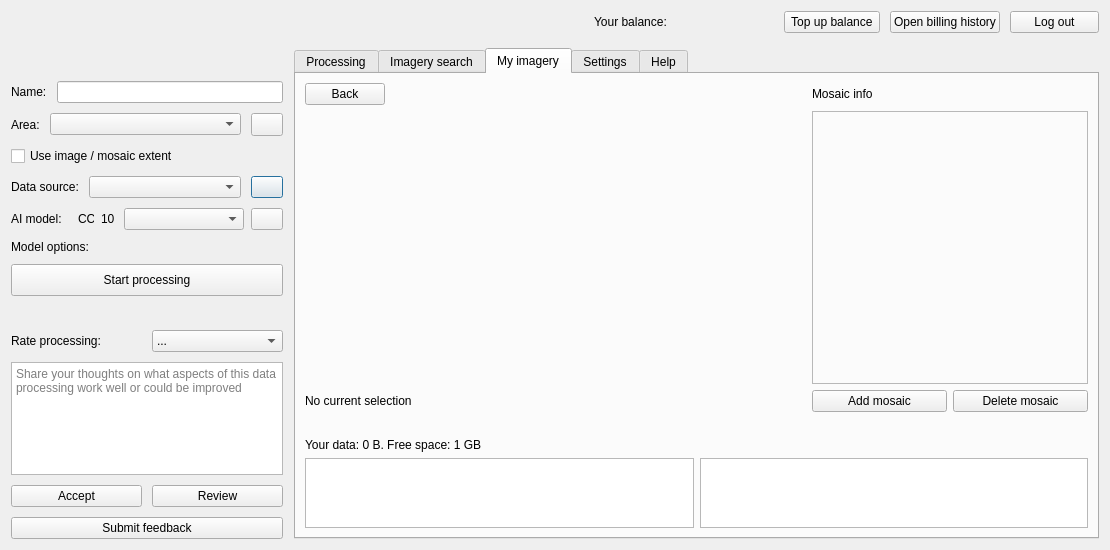
First picture: the form in mapflow/dialogs/static/ui/main_dialog.ui, repository Geoalert/mapflow-qgis, before the edit.
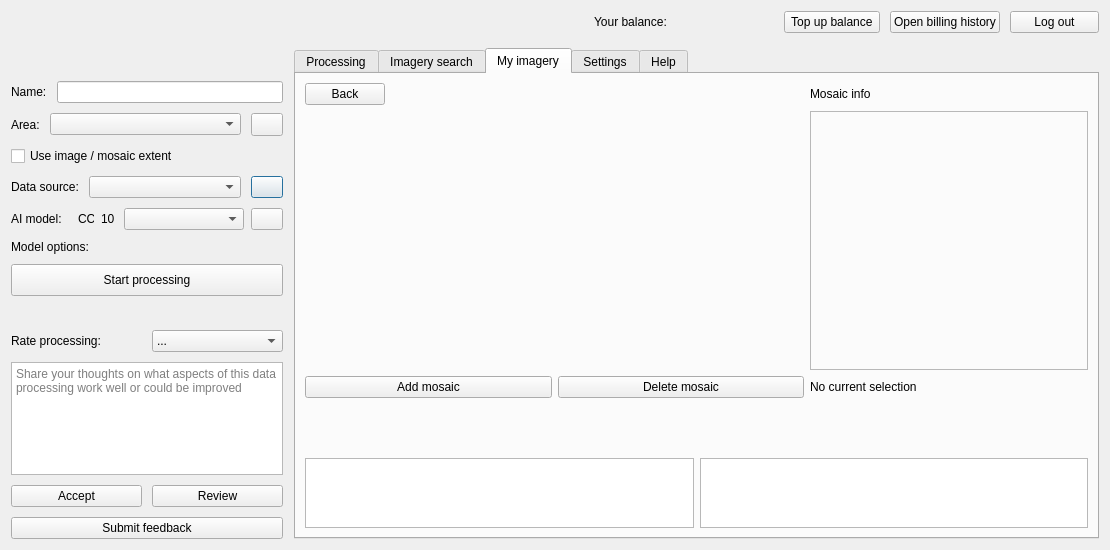
Second picture: the form after the edit. The open tabs and pages were chosen to show the change. Icons and pictures are not drawn. Custom widgets are drawn as their Qt base class.

Commit message: Switched selection label and add/delete buttons

Patch:
```diff
--- a/mapflow/dialogs/static/ui/main_dialog.ui
+++ b/mapflow/dialogs/static/ui/main_dialog.ui
@@ -1426,6 +1426,41 @@
                  </layout>
                 </widget>
                </item>
+               <item row="5" column="2">
+                <layout class="QVBoxLayout" name="verticalLayout_9">
+                 <property name="topMargin">
+                  <number>0</number>
+                 </property>
+                 <item>
+                  <widget class="QLabel" name="catalogSelectionLabel">
+                   <property name="sizePolicy">
+                    <sizepolicy hsizetype="Maximum" vsizetype="Preferred">
+                     <horstretch>0</horstretch>
+                     <verstretch>0</verstretch>
+                    </sizepolicy>
+                   </property>
+                   <property name="minimumSize">
+                    <size>
+                     <width>278</width>
+                     <height>0</height>
+                    </size>
+                   </property>
+                   <property name="maximumSize">
+                    <size>
+                     <width>278</width>
+                     <height>16777215</height>
+                    </size>
+                   </property>
+                   <property name="text">
+                    <string>No current selection</string>
+                   </property>
+                   <property name="alignment">
+                    <set>Qt::AlignLeading|Qt::AlignLeft|Qt::AlignVCenter</set>
+                   </property>
+                  </widget>
+                 </item>
+                </layout>
+               </item>
                <item row="0" column="2">
                 <layout class="QHBoxLayout" name="horizontalLayout_17">
                  <property name="topMargin">
@@ -1452,91 +1487,6 @@
                  </item>
                 </layout>
                </item>
-               <item row="6" column="2">
-                <layout class="QHBoxLayout" name="horizontalLayout_16">
-                 <item>
-                  <widget class="QPushButton" name="addCatalogButton">
-                   <property name="maximumSize">
-                    <size>
-                     <width>16777215</width>
-                     <height>16777215</height>
-                    </size>
-                   </property>
-                   <property name="text">
-                    <string>Add mosaic</string>
-                   </property>
-                  </widget>
-                 </item>
-                 <item>
-                  <widget class="QPushButton" name="deleteCatalogButton">
-                   <property name="maximumSize">
-                    <size>
-                     <width>16777215</width>
-                     <height>16777215</height>
-                    </size>
-                   </property>
-                   <property name="text">
-                    <string>Delete mosaic</string>
-                   </property>
-                  </widget>
-                 </item>
-                </layout>
-               </item>
-               <item row="4" column="0">
-                <layout class="QVBoxLayout" name="catalogTableLayout">
-                 <property name="rightMargin">
-                  <number>0</number>
-                 </property>
-                </layout>
-               </item>
-               <item row="6" column="0">
-                <widget class="QLabel" name="catalogSelectionLabel">
-                 <property name="sizePolicy">
-                  <sizepolicy hsizetype="Maximum" vsizetype="Preferred">
-                   <horstretch>0</horstretch>
-                   <verstretch>0</verstretch>
-                  </sizepolicy>
-                 </property>
-                 <property name="minimumSize">
-                  <size>
-                   <width>278</width>
-                   <height>0</height>
-                  </size>
-                 </property>
-                 <property name="maximumSize">
-                  <size>
-                   <width>16777215</width>
-                   <height>16777215</height>
-                  </size>
-                 </property>
-                 <property name="text">
-                  <string>No current selection</string>
-                 </property>
-                 <property name="alignment">
-                  <set>Qt::AlignLeading|Qt::AlignLeft|Qt::AlignVCenter</set>
-                 </property>
-                </widget>
-               </item>
-               <item row="7" column="0">
-                <layout class="QHBoxLayout" name="horizontalLayout_18">
-                 <item>
-                  <widget class="QLabel" name="catalogInfo">
-                   <property name="text">
-                    <string/>
-                   </property>
-                   <property name="alignment">
-                    <set>Qt::AlignLeading|Qt::AlignLeft|Qt::AlignVCenter</set>
-                   </property>
-                   <property name="margin">
-                    <number>0</number>
-                   </property>
-                   <property name="indent">
-                    <number>-1</number>
-                   </property>
-                  </widget>
-                 </item>
-                </layout>
-               </item>
                <item row="0" column="0">
                 <layout class="QHBoxLayout" name="horizontalLayout_14">
                  <item>
@@ -1570,17 +1520,75 @@
                  </item>
                 </layout>
                </item>
+               <item row="7" column="2">
+                <widget class="QLabel" name="catalogInfo">
+                 <property name="minimumSize">
+                  <size>
+                   <width>0</width>
+                   <height>48</height>
+                  </size>
+                 </property>
+                 <property name="maximumSize">
+                  <size>
+                   <width>16777215</width>
+                   <height>16777215</height>
+                  </size>
+                 </property>
+                 <property name="text">
+                  <string/>
+                 </property>
+                 <property name="alignment">
+                  <set>Qt::AlignLeading|Qt::AlignLeft|Qt::AlignVCenter</set>
+                 </property>
+                 <property name="margin">
+                  <number>0</number>
+                 </property>
+                 <property name="indent">
+                  <number>-1</number>
+                 </property>
+                </widget>
+               </item>
+               <item row="5" column="0">
+                <layout class="QHBoxLayout" name="horizontalLayout_18">
+                 <item>
+                  <widget class="QPushButton" name="addCatalogButton">
+                   <property name="maximumSize">
+                    <size>
+                     <width>16777215</width>
+                     <height>16777215</height>
+                    </size>
+                   </property>
+                   <property name="text">
+                    <string>Add mosaic</string>
+                   </property>
+                  </widget>
+                 </item>
+                 <item>
+                  <widget class="QPushButton" name="deleteCatalogButton">
+                   <property name="maximumSize">
+                    <size>
+                     <width>16777215</width>
+                     <height>16777215</height>
+                    </size>
+                   </property>
+                   <property name="text">
+                    <string>Delete mosaic</string>
+                   </property>
+                  </widget>
+                 </item>
+                </layout>
+               </item>
+               <item row="7" column="0">
+                <widget class="QLabel" name="dataLimit">
+                 <property name="text">
+                  <string/>
+                 </property>
+                </widget>
+               </item>
               </layout>
              </item>
             </layout>
            </item>
-           <item>
-            <widget class="QLabel" name="dataLimit">
-             <property name="text">
-              <string>Your data: 0 B. Free space: 1 GB</string>
-             </property>
-            </widget>
-           </item>
            <item>
             <layout class="QHBoxLayout" name="horizontalLayout_13">
              <property name="sizeConstraint">
```
Left out of the diff: 7 changed lines with no effect on the pictures. The commit also changes 1 other file.
